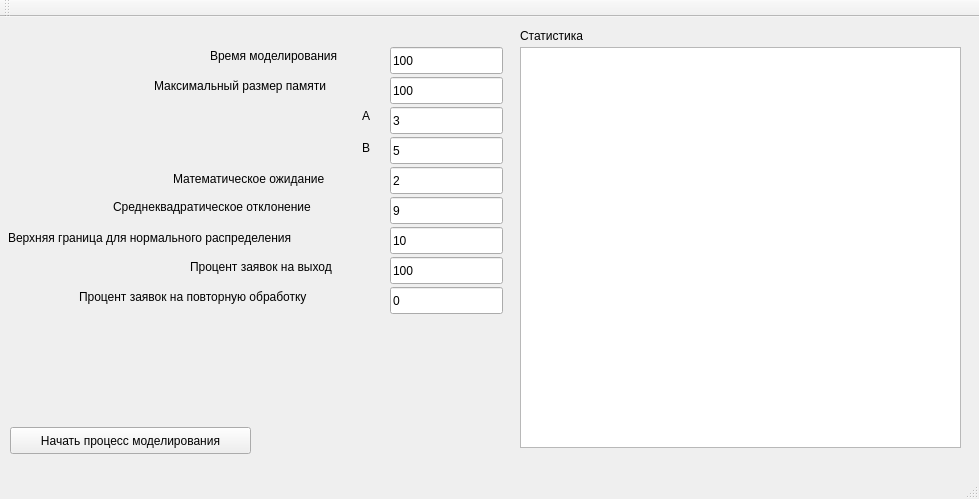
This is src/mainwindow.ui in valeriyasyomina/ImitationModelingComplex as Qt 5 draws it before an edit. The edited form follows.
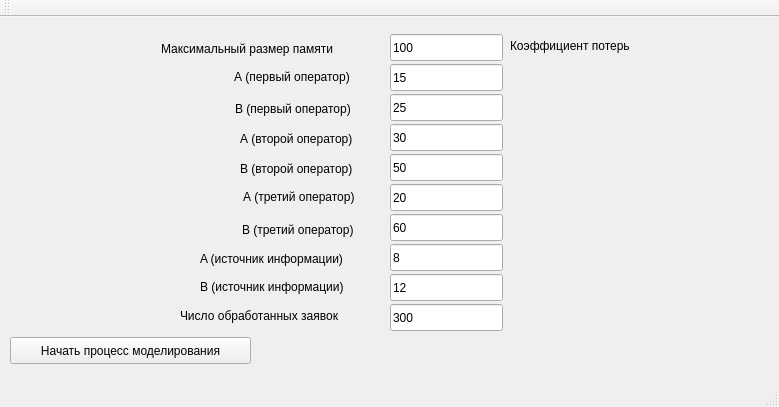
This is the edited form.

The edit to the form file:
```diff
--- a/src/mainwindow.ui
+++ b/src/mainwindow.ui
@@ -6,32 +6,19 @@
    <rect>
     <x>0</x>
     <y>0</y>
-    <width>979</width>
-    <height>499</height>
+    <width>779</width>
+    <height>407</height>
    </rect>
   </property>
   <property name="windowTitle">
    <string>MainWindow</string>
   </property>
   <widget class="QWidget" name="centralWidget">
-   <widget class="QLineEdit" name="edtModelingTime">
-    <property name="geometry">
-     <rect>
-      <x>390</x>
-      <y>30</y>
-      <width>113</width>
-      <height>27</height>
-     </rect>
-    </property>
-    <property name="text">
-     <string>100</string>
-    </property>
-   </widget>
    <widget class="QLineEdit" name="edtMaxMemorySize">
     <property name="geometry">
      <rect>
       <x>390</x>
-      <y>60</y>
+      <y>17</y>
       <width>113</width>
       <height>27</height>
      </rect>
@@ -44,85 +31,59 @@
     <property name="geometry">
      <rect>
       <x>390</x>
-      <y>90</y>
+      <y>47</y>
       <width>113</width>
       <height>27</height>
      </rect>
     </property>
     <property name="text">
-     <string>3</string>
+     <string>15</string>
     </property>
    </widget>
    <widget class="QLineEdit" name="edtB">
     <property name="geometry">
      <rect>
       <x>390</x>
-      <y>120</y>
+      <y>77</y>
       <width>113</width>
       <height>27</height>
      </rect>
     </property>
     <property name="text">
-     <string>5</string>
+     <string>25</string>
     </property>
    </widget>
    <widget class="QLineEdit" name="edtMatExp">
     <property name="geometry">
      <rect>
       <x>390</x>
-      <y>150</y>
+      <y>227</y>
       <width>113</width>
       <height>27</height>
      </rect>
     </property>
     <property name="text">
-     <string>2</string>
+     <string>8</string>
     </property>
    </widget>
    <widget class="QLineEdit" name="edtSigma">
     <property name="geometry">
      <rect>
       <x>390</x>
-      <y>180</y>
+      <y>257</y>
       <width>113</width>
       <height>27</height>
      </rect>
     </property>
     <property name="text">
-     <string>9</string>
-    </property>
-   </widget>
-   <widget class="QLineEdit" name="edtMaxBorder">
-    <property name="geometry">
-     <rect>
-      <x>390</x>
-      <y>210</y>
-      <width>113</width>
-      <height>27</height>
-     </rect>
-    </property>
-    <property name="text">
-     <string>10</string>
-    </property>
-   </widget>
-   <widget class="QLabel" name="label">
-    <property name="geometry">
-     <rect>
-      <x>210</x>
-      <y>30</y>
-      <width>171</width>
-      <height>17</height>
-     </rect>
-    </property>
-    <property name="text">
-     <string>Время моделирования</string>
+     <string>12</string>
     </property>
    </widget>
    <widget class="QLabel" name="label_2">
     <property name="geometry">
      <rect>
-      <x>154</x>
-      <y>60</y>
+      <x>161</x>
+      <y>23</y>
       <width>221</width>
       <height>17</height>
      </rect>
@@ -134,73 +95,60 @@
    <widget class="QLabel" name="label_3">
     <property name="geometry">
      <rect>
-      <x>362</x>
-      <y>90</y>
-      <width>16</width>
-      <height>17</height>
+      <x>234</x>
+      <y>50</y>
+      <width>150</width>
+      <height>20</height>
      </rect>
     </property>
     <property name="text">
-     <string>А</string>
+     <string>А (первый оператор)</string>
     </property>
    </widget>
    <widget class="QLabel" name="label_4">
     <property name="geometry">
      <rect>
-      <x>362</x>
-      <y>120</y>
-      <width>16</width>
+      <x>235</x>
+      <y>81</y>
+      <width>150</width>
       <height>21</height>
      </rect>
     </property>
     <property name="text">
-     <string>B</string>
+     <string>B (первый оператор)</string>
     </property>
    </widget>
    <widget class="QLabel" name="label_5">
     <property name="geometry">
      <rect>
-      <x>173</x>
-      <y>154</y>
-      <width>201</width>
-      <height>16</height>
+      <x>200</x>
+      <y>232</y>
+      <width>191</width>
+      <height>20</height>
      </rect>
     </property>
     <property name="text">
-     <string>Математическое ожидание</string>
+     <string>A (источник информации)</string>
     </property>
    </widget>
    <widget class="QLabel" name="label_6">
     <property name="geometry">
      <rect>
-      <x>113</x>
-      <y>181</y>
-      <width>261</width>
-      <height>17</height>
+      <x>200</x>
+      <y>260</y>
+      <width>191</width>
+      <height>20</height>
      </rect>
     </property>
     <property name="text">
-     <string>Среднеквадратическое отклонение</string>
-    </property>
-   </widget>
-   <widget class="QLabel" name="label_7">
-    <property name="geometry">
-     <rect>
-      <x>8</x>
-      <y>212</y>
-      <width>371</width>
-      <height>17</height>
-     </rect>
-    </property>
-    <property name="text">
-     <string>Верхняя граница для нормального распределения</string>
+     <string>В (источник информации)</string>
     </property>
    </widget>
    <widget class="QPushButton" name="btnStartModeling">
     <property name="geometry">
      <rect>
       <x>10</x>
-      <y>410</y>
+      <y>320</y>
       <width>241</width>
       <height>27</height>
      </rect>
@@ -209,79 +157,147 @@
      <string>Начать процесс моделирования</string>
     </property>
    </widget>
-   <widget class="QListWidget" name="lwStatistics">
+   <widget class="QLineEdit" name="edtRequestToBeProcessed">
     <property name="geometry">
      <rect>
-      <x>520</x>
-      <y>30</y>
-      <width>441</width>
-      <height>401</height>
-     </rect>
-    </property>
-   </widget>
-   <widget class="QLineEdit" name="edtRequestDropPercent">
-    <property name="geometry">
-     <rect>
       <x>390</x>
-      <y>240</y>
+      <y>287</y>
       <width>113</width>
       <height>27</height>
      </rect>
     </property>
     <property name="text">
-     <string>100</string>
-    </property>
-   </widget>
-   <widget class="QLineEdit" name="edtRequestReturnPercent">
-    <property name="geometry">
-     <rect>
-      <x>390</x>
-      <y>270</y>
-      <width>113</width>
-      <height>27</height>
-     </rect>
-    </property>
-    <property name="text">
-     <string>0</string>
+     <string>300</string>
     </property>
    </widget>
    <widget class="QLabel" name="label_8">
     <property name="geometry">
      <rect>
-      <x>190</x>
-      <y>240</y>
-      <width>181</width>
+      <x>240</x>
+      <y>112</y>
+      <width>151</width>
       <height>20</height>
      </rect>
     </property>
     <property name="text">
-     <string>Процент заявок на выход</string>
+     <string>А (второй оператор)</string>
     </property>
    </widget>
    <widget class="QLabel" name="label_9">
     <property name="geometry">
      <rect>
-      <x>79</x>
-      <y>271</y>
-      <width>301</width>
+      <x>240</x>
+      <y>141</y>
+      <width>150</width>
+      <height>21</height>
+     </rect>
+    </property>
+    <property name="text">
+     <string>В (второй оператор)</string>
+    </property>
+   </widget>
+   <widget class="QLabel" name="label_11">
+    <property name="geometry">
+     <rect>
+      <x>242</x>
+      <y>202</y>
+      <width>141</width>
+      <height>21</height>
+     </rect>
+    </property>
+    <property name="text">
+     <string>В (третий оператор)</string>
+    </property>
+   </widget>
+   <widget class="QLabel" name="label_12">
+    <property name="geometry">
+     <rect>
+      <x>243</x>
+      <y>170</y>
+      <width>141</width>
+      <height>20</height>
+     </rect>
+    </property>
+    <property name="text">
+     <string>А (третий оператор)</string>
+    </property>
+   </widget>
+   <widget class="QLineEdit" name="edtASecondOperator">
+    <property name="geometry">
+     <rect>
+      <x>390</x>
+      <y>107</y>
+      <width>113</width>
+      <height>27</height>
+     </rect>
+    </property>
+    <property name="text">
+     <string>30</string>
+    </property>
+   </widget>
+   <widget class="QLineEdit" name="edtBSecondOperator">
+    <property name="geometry">
+     <rect>
+      <x>390</x>
+      <y>137</y>
+      <width>113</width>
+      <height>27</height>
+     </rect>
+    </property>
+    <property name="text">
+     <string>50</string>
+    </property>
+   </widget>
+   <widget class="QLineEdit" name="edtAThirdOperator">
+    <property name="geometry">
+     <rect>
+      <x>390</x>
+      <y>167</y>
+      <width>113</width>
+      <height>27</height>
+     </rect>
+    </property>
+    <property name="text">
+     <string>20</string>
+    </property>
+   </widget>
+   <widget class="QLineEdit" name="edtBThirdOperator">
+    <property name="geometry">
+     <rect>
+      <x>390</x>
+      <y>197</y>
+      <width>113</width>
+      <height>27</height>
+     </rect>
+    </property>
+    <property name="text">
+     <string>60</string>
+    </property>
+   </widget>
+   <widget class="QLabel" name="label_13">
+    <property name="geometry">
+     <rect>
+      <x>180</x>
+      <y>290</y>
+      <width>201</width>
       <height>17</height>
      </rect>
     </property>
     <property name="text">
-     <string>Процент заявок на повторную обработку</string>
+     <string>Число обработанных заявок</string>
     </property>
    </widget>
    <widget class="QLabel" name="label_10">
     <property name="geometry">
      <rect>
-      <x>520</x>
-      <y>10</y>
-      <width>171</width>
+      <x>510</x>
+      <y>20</y>
+      <width>261</width>
       <height>17</height>
      </rect>
     </property>
     <property name="text">
-     <string>Статистика</string>
+     <string>Коэффициент потерь</string>
     </property>
    </widget>
   </widget>
```
Left out of the diff: 12 changed lines with no effect on the pictures.
